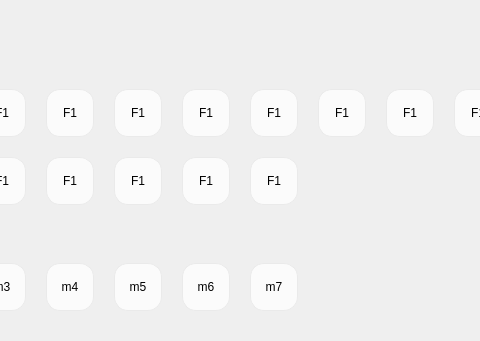
First picture: the form in Module/DialogFNPicker.ui, repository wlffeng2008/AkkoStudio, before the edit; both pictures show x 188 to 668 and y 0 to 341 of the 992 by 580 pixel window.
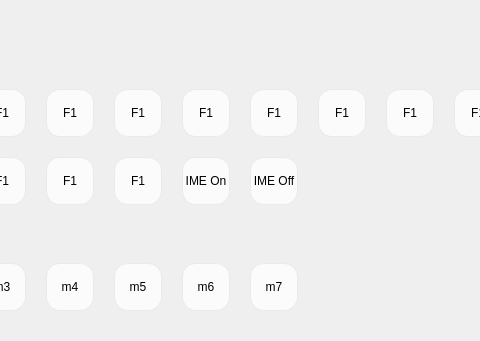
Second picture: the form after the edit. Icons and pictures are not drawn.

What changed in the file:
```diff
--- a/Module/DialogFNPicker.ui
+++ b/Module/DialogFNPicker.ui
@@ -379,7 +379,7 @@
        <item row="1" column="5">
         <widget class="QPushButton" name="pushButton_F20">
          <property name="text">
-          <string>F1</string>
+          <string>IME On</string>
          </property>
          <property name="checkable">
           <bool>true</bool>
@@ -395,7 +395,7 @@
        <item row="1" column="6">
         <widget class="QPushButton" name="pushButton_F21">
          <property name="text">
-          <string>F1</string>
+          <string>IME Off</string>
          </property>
          <property name="checkable">
           <bool>true</bool>
@@ -756,6 +756,19 @@
        </item>
       </layout>
      </item>
+     <item>
+      <spacer name="verticalSpacer_3">
+       <property name="orientation">
+        <enum>Qt::Orientation::Vertical</enum>
+       </property>
+       <property name="sizeHint" stdset="0">
+        <size>
+         <width>20</width>
+         <height>40</height>
+        </size>
+       </property>
+      </spacer>
+     </item>
      <item>
       <layout class="QHBoxLayout" name="horizontalLayout_8">
        <property name="spacing">
```
